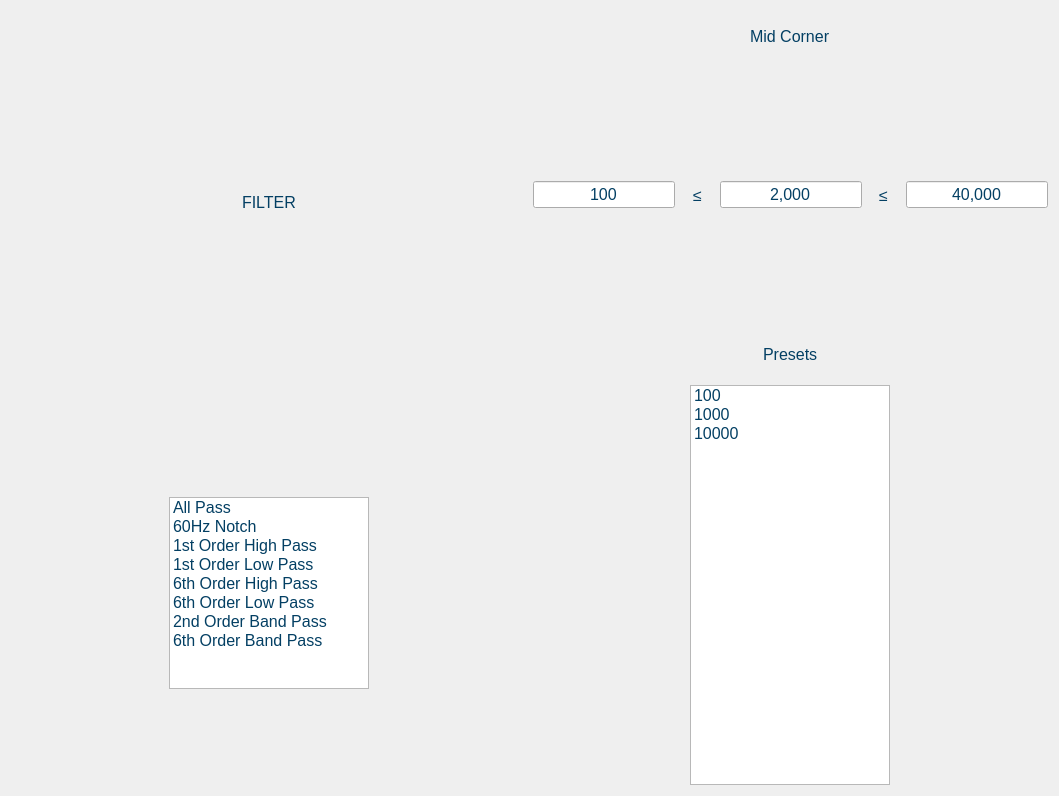
Qt form gui/qtdesigner/FilterWidget.ui (wyattduber/CyDAQ) before a commit.
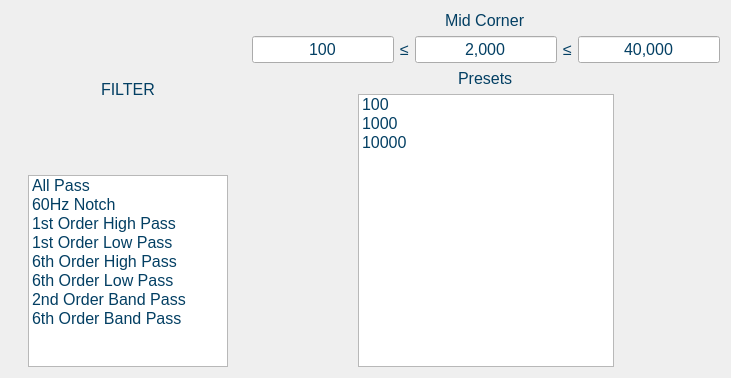
The same form after that commit.

Commit message: got layout pretty close. Sizes of elements needs fixed now

The edit to the form file:
```diff
--- a/gui/qtdesigner/FilterWidget.ui
+++ b/gui/qtdesigner/FilterWidget.ui
@@ -6,8 +6,8 @@
    <rect>
     <x>0</x>
     <y>0</y>
-    <width>1059</width>
-    <height>796</height>
+    <width>731</width>
+    <height>378</height>
    </rect>
   </property>
   <property name="windowTitle">
@@ -203,12 +203,6 @@
      </item>
      <item alignment="Qt::AlignHCenter">
       <widget class="QListWidget" name="corner_presets">
-       <property name="maximumSize">
-        <size>
-         <width>200</width>
-         <height>400</height>
-        </size>
-       </property>
        <item>
         <property name="text">
          <string>100</string>
```
The commit also changes 7 other files.
